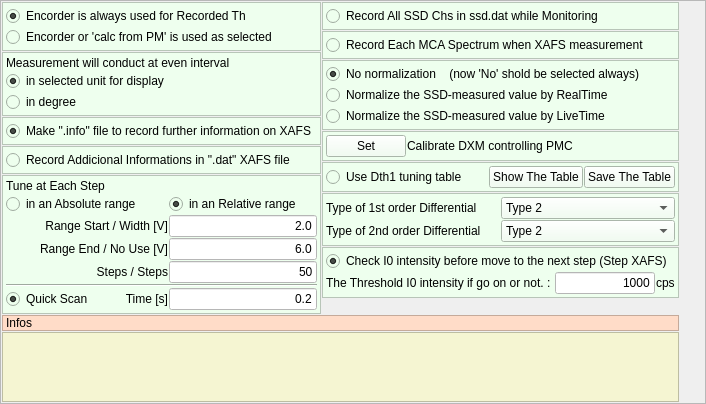
mtab3/xafsm2, file Conditions.ui: the form before one commit.
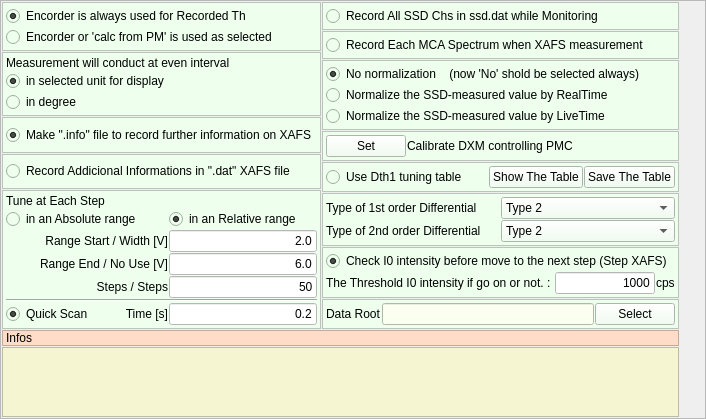
The form after the commit.

Commit message: move 'Data Root' in conditions to modify GUI

```diff
--- a/Conditions.ui
+++ b/Conditions.ui
@@ -764,6 +764,89 @@
        </layout>
       </widget>
      </item>
+     <item>
+      <widget class="QFrame" name="frame_13">
+       <property name="styleSheet">
+        <string notr="true">background-color: #eeffee
+</string>
+       </property>
+       <property name="frameShape">
+        <enum>QFrame::StyledPanel</enum>
+       </property>
+       <property name="frameShadow">
+        <enum>QFrame::Raised</enum>
+       </property>
+       <layout class="QGridLayout" name="gridLayout_56">
+        <property name="leftMargin">
+         <number>3</number>
+        </property>
+        <property name="topMargin">
+         <number>3</number>
+        </property>
+        <property name="rightMargin">
+         <number>3</number>
+        </property>
+        <property name="bottomMargin">
+         <number>3</number>
+        </property>
+        <property name="horizontalSpacing">
+         <number>1</number>
+        </property>
+        <item row="0" column="1">
+         <widget class="QLineEdit" name="DataRoot">
+          <property name="enabled">
+           <bool>true</bool>
+          </property>
+          <property name="styleSheet">
+           <string notr="true">background-color: rgb(250, 255, 240);</string>
+          </property>
+          <property name="readOnly">
+           <bool>true</bool>
+          </property>
+         </widget>
+        </item>
+        <item row="0" column="2">
+         <widget class="QPushButton" name="SelDataRoot">
+          <property name="styleSheet">
+           <string notr="true"/>
+          </property>
+          <property name="text">
+           <string>Select</string>
+          </property>
+         </widget>
+        </item>
+        <item row="0" column="0">
+         <widget class="QLabel" name="label_129">
+          <property name="sizePolicy">
+           <sizepolicy hsizetype="Maximum" vsizetype="Preferred">
+            <horstretch>0</horstretch>
+            <verstretch>0</verstretch>
+           </sizepolicy>
+          </property>
+          <property name="maximumSize">
+           <size>
+            <width>300</width>
+            <height>16777215</height>
+           </size>
+          </property>
+          <property name="styleSheet">
+           <string notr="true">
+</string>
+          </property>
+          <property name="frameShape">
+           <enum>QFrame::NoFrame</enum>
+          </property>
+          <property name="frameShadow">
+           <enum>QFrame::Raised</enum>
+          </property>
+          <property name="text">
+           <string>Data Root</string>
+          </property>
+         </widget>
+        </item>
+       </layout>
+      </widget>
+     </item>
      <item>
       <spacer name="verticalSpacer">
        <property name="orientation">
```
Left out of the diff: 143 changed lines with no effect on the pictures. The commit also changes 9 other files.
